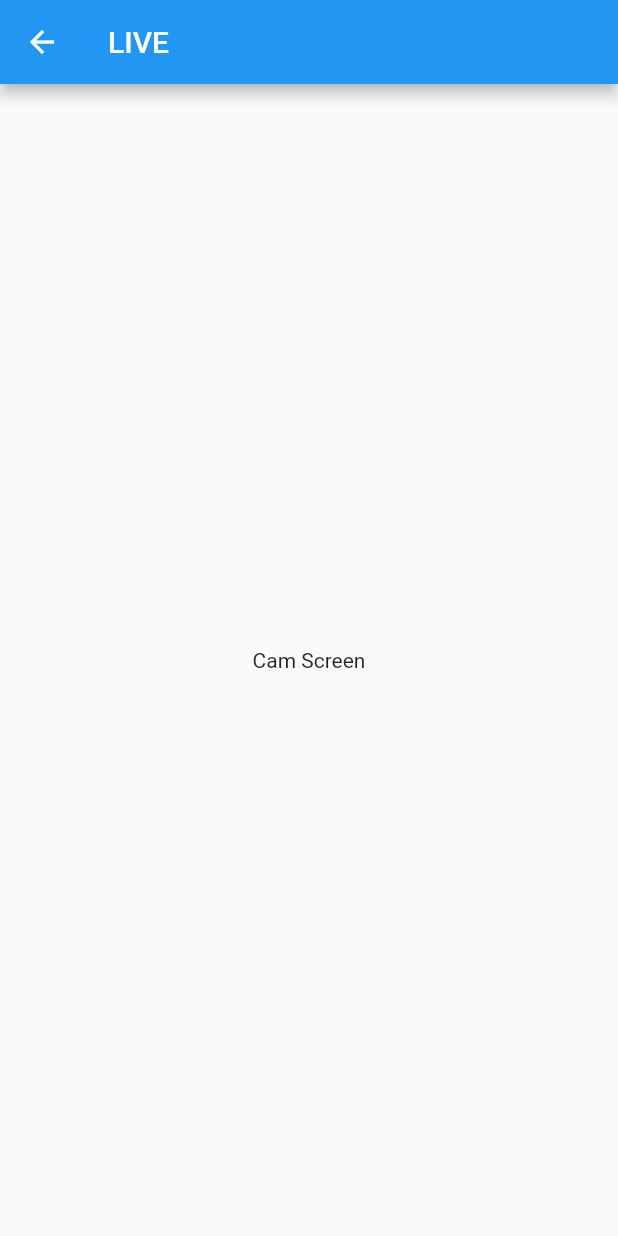
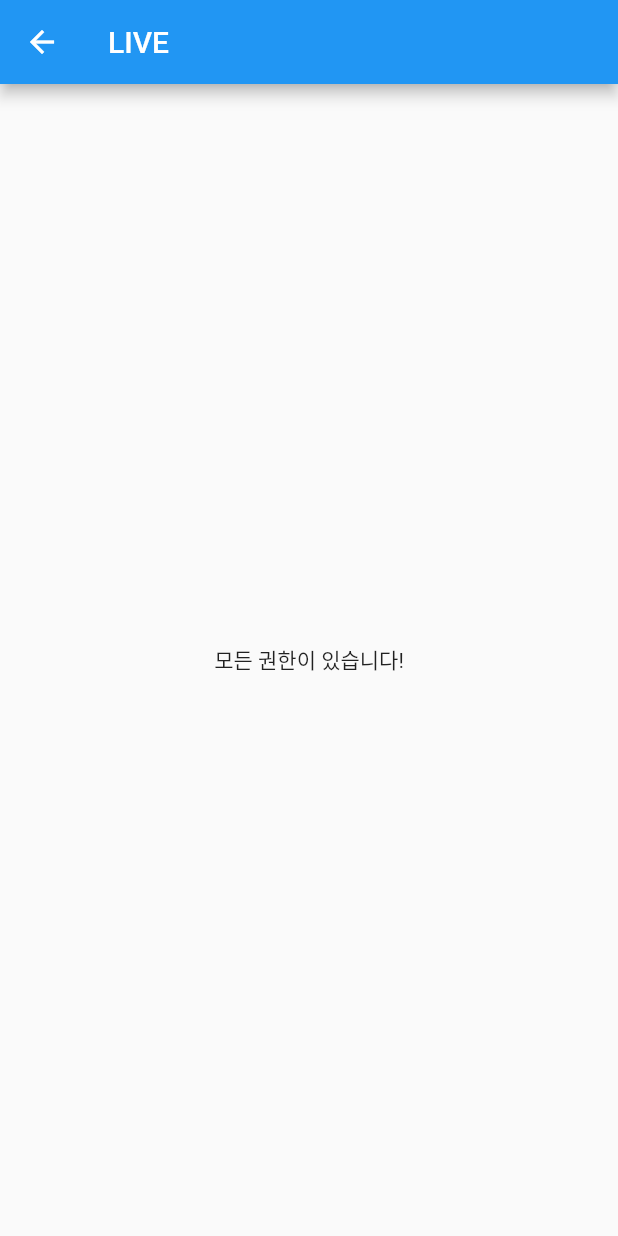
Before and after one commit to HwangSooHyeon/flutter_video_call, a Flutter app: the screen it shows after launch, after a tap on "입장하기", on a phone screen of 412 x 824 dp. Run offline on Flutter 3.47's test engine with Material 2 defaults, Android fonts, the phone set to English and light mode, and no system bars; our stand-ins replace permission_handler.

Commit message:
feat(cam_screen): 카메라, 마이크 권한 받는 기능 작성

```diff
--- a/lib/screen/cam_screen.dart
+++ b/lib/screen/cam_screen.dart
@@ -1,4 +1,5 @@
 import 'package:flutter/material.dart';
+import 'package:permission_handler/permission_handler.dart';
 
 class CamScreen extends StatefulWidget {
   const CamScreen({super.key});
@@ -8,14 +9,45 @@ class CamScreen extends StatefulWidget {
 }
 
 class _CamScreenState extends State<CamScreen> {
+  Future<bool> init() async {
+    final response = await [Permission.camera, Permission.microphone].request();
+
+    final cameraPermission = response[Permission.camera];
+    final micPermission = response[Permission.microphone];
+
+    if (cameraPermission != PermissionStatus.granted ||
+        micPermission != PermissionStatus.granted) {
+      throw '카메라 또는 마이크 권한이 없습니다.';
+    }
+
+    return true;
+  }
+
   @override
   Widget build(BuildContext context) {
     return Scaffold(
       appBar: AppBar(
         title: Text('LIVE'),
       ),
-      body: Center(
-        child: Text('Cam Screen'),
+      body: FutureBuilder(
+        future: init(),
+        builder: (BuildContext context, AsyncSnapshot snapshot) {
+          if (snapshot.hasError) {
+            return Center(
+              child: Text(
+                snapshot.error.toString(),
+              ),
+            );
+          }
+          if (!snapshot.hasData) {
+            return Center(
+              child: CircularProgressIndicator(),
+            );
+          }
+          return Center(
+            child: Text('모든 권한이 있습니다!'),
+          );
+        },
       ),
     );
   }
```
